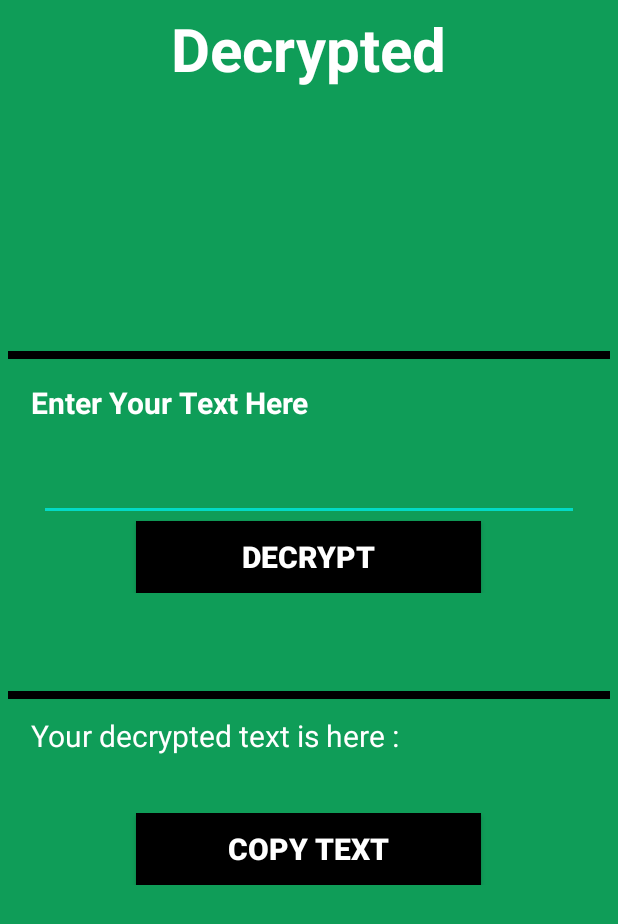
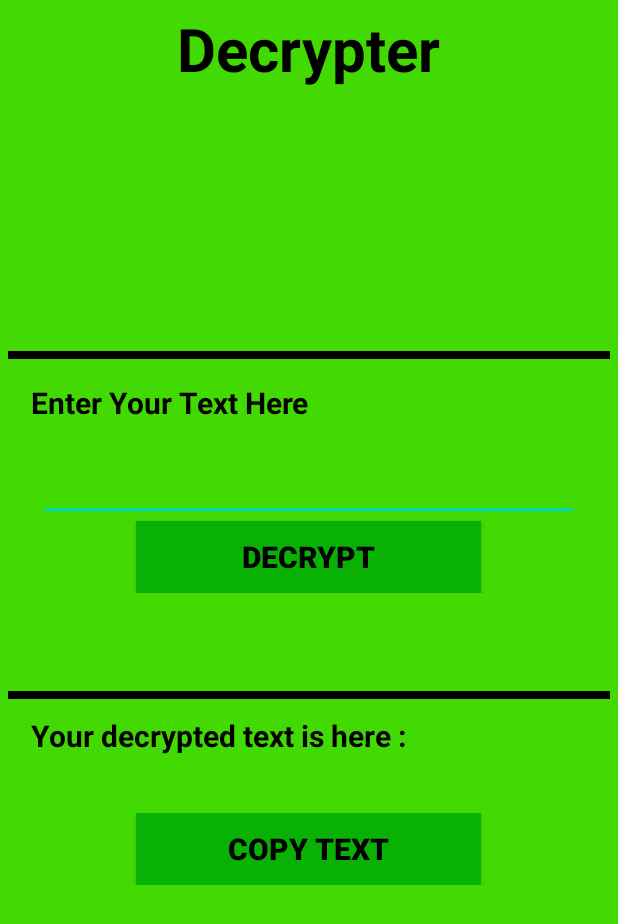
Before and after one commit to neelangshu007/Crypt-Message-App, an Android app: the screen it shows after launch (Decoder), after a tap on "DECRYPTION", on a phone screen of 412 x 824 dp. Shown: the top 924 px of the screen. Run offline under Robolectric (Android 15) with nearby library versions, the phone set to English and light mode, and no system bars.

Commit message:
Final Commit

```diff
--- a/app/src/main/java/com/example/cryptmessage/Decoder.java
+++ b/app/src/main/java/com/example/cryptmessage/Decoder.java
@@ -6,10 +6,13 @@ import androidx.appcompat.app.AppCompatActivity;
 import android.content.ClipData;
 import android.content.ClipboardManager;
 import android.content.Context;
+import android.graphics.Color;
 import android.os.Build;
 import android.os.Bundle;
 import android.util.Log;
 import android.view.View;
+import android.view.Window;
+import android.view.WindowManager;
 import android.widget.Button;
 import android.widget.EditText;
 import android.widget.TextView;
@@ -27,6 +30,12 @@ public class Decoder extends AppCompatActivity {
     protected void onCreate(Bundle savedInstanceState) {
         super.onCreate(savedInstanceState);
         setContentView(R.layout.activity_decoder);
+
+        // Changing Status Bar Color
+        Window window = getWindow();
+        window.addFlags(WindowManager.LayoutParams.FLAG_DRAWS_SYSTEM_BAR_BACKGROUNDS);
+        window.setStatusBarColor(Color.parseColor("#43DA04"));
+        window.setNavigationBarColor(Color.parseColor("#43DA04"));
 
         // link the edittext and textview with its id
         decoderEditText = findViewById(R.id.decryptEditText);
--- a/app/src/main/java/com/example/cryptmessage/MainActivity.java
+++ b/app/src/main/java/com/example/cryptmessage/MainActivity.java
@@ -3,8 +3,11 @@ package com.example.cryptmessage;
 import androidx.appcompat.app.AppCompatActivity;
 
 import android.content.Intent;
+import android.graphics.Color;
 import android.os.Bundle;
 import android.view.View;
+import android.view.Window;
+import android.view.WindowManager;
 import android.widget.Button;
 
 public class MainActivity extends AppCompatActivity {
@@ -13,6 +16,12 @@ public class MainActivity extends AppCompatActivity {
     protected void onCreate(Bundle savedInstanceState) {
         super.onCreate(savedInstanceState);
         setContentView(R.layout.activity_main);
+
+        // Changing Status Bar Color
+        Window window = getWindow();
+        window.addFlags(WindowManager.LayoutParams.FLAG_DRAWS_SYSTEM_BAR_BACKGROUNDS);
+        window.setStatusBarColor(Color.parseColor("#FF8400"));
+        window.setNavigationBarColor(Color.parseColor("#FF8400"));
 
         // link both the button variables with its id
         Button encryptionButton = findViewById(R.id.encryptButton);
--- a/app/src/main/res/layout/activity_decoder.xml
+++ b/app/src/main/res/layout/activity_decoder.xml
@@ -3,7 +3,7 @@
     xmlns:tools="http://schemas.android.com/tools"
     android:layout_width="match_parent"
     android:layout_height="match_parent"
-    android:background="#0F9D58"
+    android:background="#43DA04"
     android:orientation="vertical"
     tools:context=".Decoder">
 
@@ -19,7 +19,7 @@
             android:layout_height="wrap_content"
             android:layout_gravity="center"
             android:text="@string/decrypted"
-            android:textColor="#FFFFFF"
+            android:textColor="#000000"
             android:textSize="40sp"
             android:textStyle="bold" />
 
@@ -56,7 +56,7 @@
                 android:layout_gravity="left"
                 android:layout_marginTop="5dp"
                 android:text="@string/enter_your_text_here"
-                android:textColor="#FFFFFF"
+                android:textColor="#000000"
                 android:textSize="20sp"
                 android:textStyle="bold" />
 
@@ -75,9 +75,9 @@
                 android:layout_width="230dp"
                 android:layout_height="wrap_content"
                 android:layout_gravity="center"
-                android:background="#000000"
+                android:background="#09B104"
                 android:text="@string/decrypt"
-                android:textColor="#FFFFFF"
+                android:textColor="#000000"
                 android:textSize="20sp"
                 android:textStyle="bold" />
 
@@ -114,7 +114,8 @@
                 android:layout_gravity="left"
                 android:layout_marginTop="5dp"
                 android:text="@string/your_decrypted_text_is_here"
-                android:textColor="#FFFFFF"
+                android:textColor="#000000"
+                android:textStyle="bold"
                 android:textSize="20sp" />
 
             <TextView
@@ -142,9 +143,9 @@
                 android:layout_width="230dp"
                 android:layout_height="wrap_content"
                 android:layout_gravity="center"
-                android:background="#000000"
+                android:background="#09B104"
                 android:text="@string/copy_text"
-                android:textColor="#FFFFFF"
+                android:textColor="#000000"
                 android:textSize="20sp"
                 android:textStyle="bold" />
 
--- a/app/src/main/res/values-night/themes.xml
+++ b/app/src/main/res/values-night/themes.xml
@@ -3,7 +3,7 @@
     <style name="AppTheme" parent="Theme.AppCompat.NoActionBar">
         <!-- Customize your theme here. -->
         <item name="colorPrimary">@color/colorPrimary</item>
-        <item name="colorPrimaryDark">@color/colorPrimaryDark</item>
+        <item name="colorPrimaryDark">#0E6812</item>
         <item name="colorAccent">@color/colorAccent</item>
     </style>
 </resources>
--- a/app/src/main/res/values/strings.xml
+++ b/app/src/main/res/values/strings.xml
@@ -8,7 +8,7 @@
     <string name="encrypt">Encrypt</string>
     <string name="your_encrypted_text_here">Your encrypted text here :</string>
     <string name="copy_text">Copy Text</string>
-    <string name="decrypted">Decrypted</string>
+    <string name="decrypted">Decrypter</string>
     <string name="decrypt">Decrypt</string>
     <string name="your_decrypted_text_is_here">Your decrypted text is here :</string>
 </resources>
--- a/app/src/main/res/values/themes.xml
+++ b/app/src/main/res/values/themes.xml
@@ -3,7 +3,7 @@
     <style name="AppTheme" parent="Theme.AppCompat.NoActionBar">
         <!-- Customize your theme here. -->
         <item name="colorPrimary">@color/colorPrimary</item>
-        <item name="colorPrimaryDark">@color/colorPrimaryDark</item>
+        <item name="colorPrimaryDark">#0E6812</item>
         <item name="colorAccent">@color/colorAccent</item>
     </style>
 </resources>
```
Also changed, not shown: app/src/main/java/com/example/cryptmessage/Encoder.java (+9 -0 lines), app/src/main/res/layout/activity_encoder.xml (+8 -8 lines), app/src/main/res/layout/activity_main.xml (+10 -7 lines).
